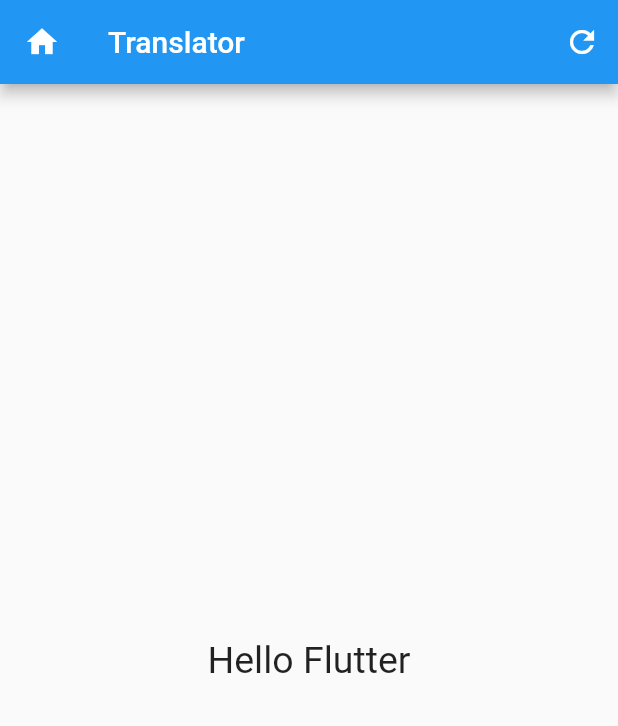
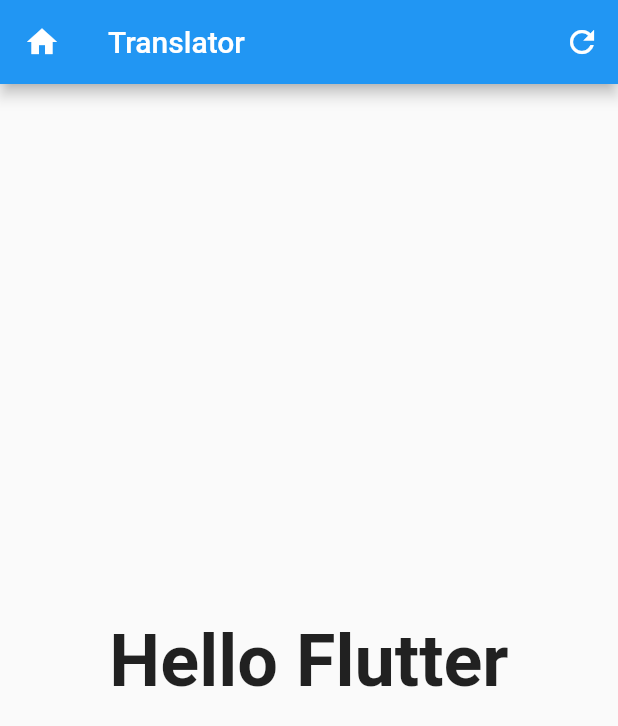
Before and after one commit to Njuguna-JohnBrian/Flutter-Translator-App, a Flutter app: the screen it shows after launch, on a phone screen of 412 x 824 dp. Shown: the top 726 px of the screen. Run offline on Flutter 3.47's test engine with Material 2 defaults, Android fonts, the phone set to English and light mode, and no system bars.

Commit message:
Add font weight

```diff
--- a/lib/main.dart
+++ b/lib/main.dart
@@ -38,7 +38,7 @@ class _HelloFlutterAppState extends State<HelloFlutterApp> {
         body: Center(
           child: Text(
             displayText,
-            style: TextStyle(fontSize: 25),
+            style: TextStyle(fontSize: 48, fontWeight: FontWeight.bold),
           ),
         ),
       ),
```
